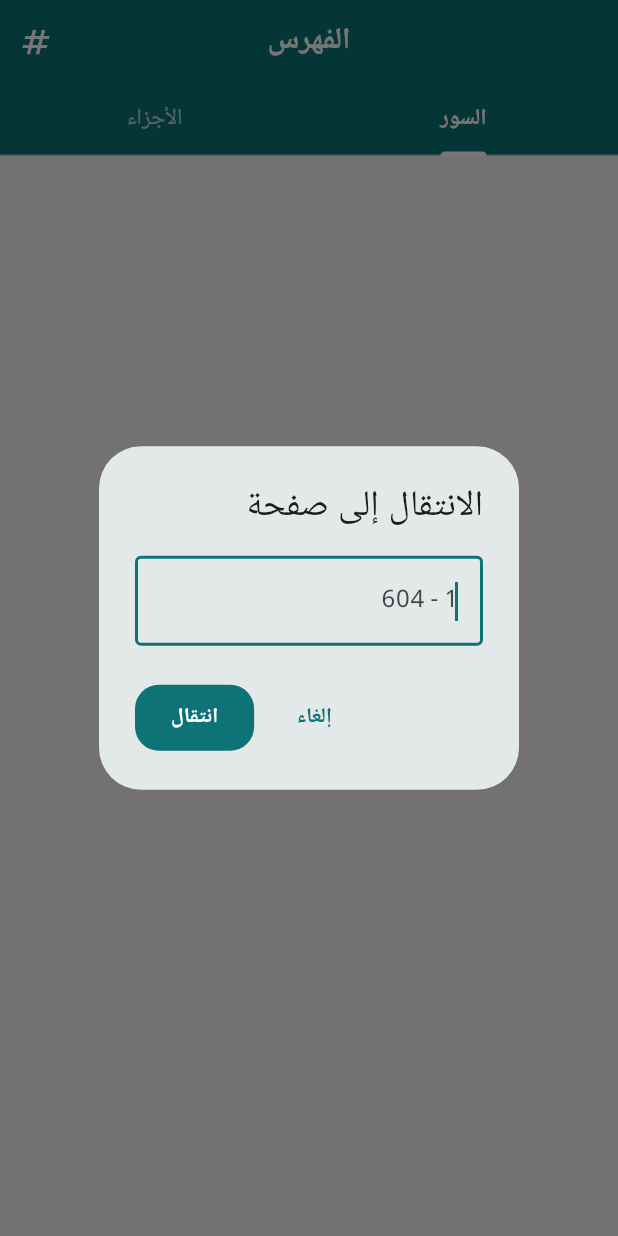
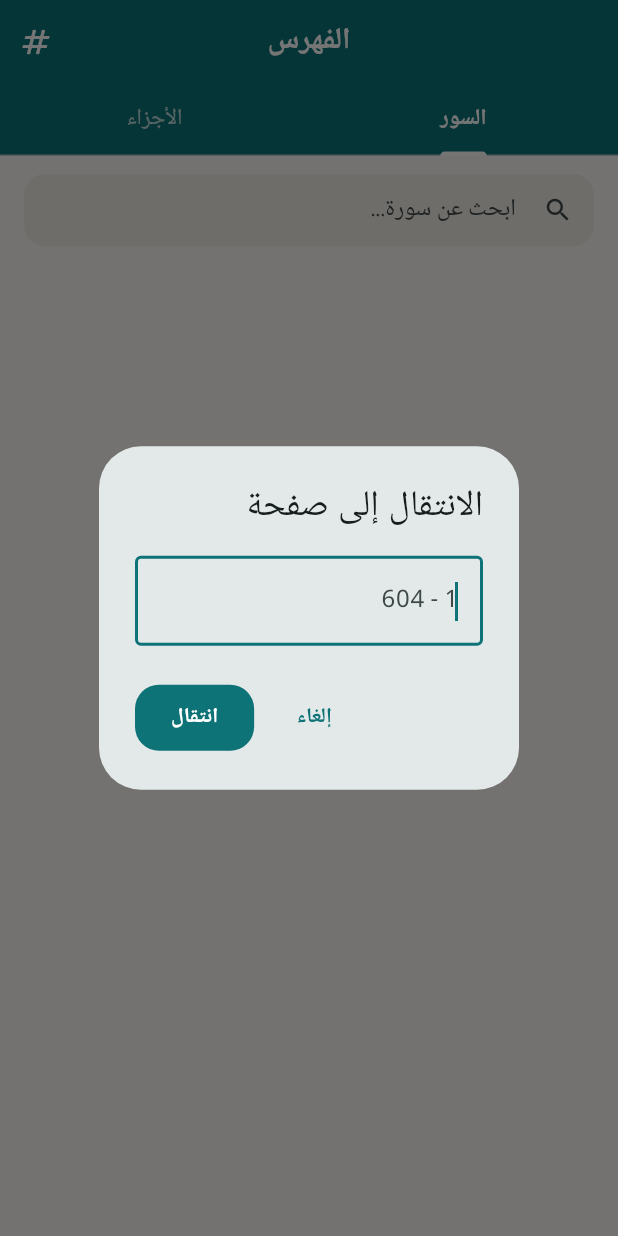
Before and after one commit to hedi-ghodhbane/qaloon, a Flutter app: the NavigationScreen screen opened by its route, after a tap on the "numbers" icon, on a phone screen of 412 x 824 dp. Run offline on Flutter 3.47's test engine with Material 3 defaults, Android fonts, the phone set to English and light mode, and no system bars; our stand-ins replace dio, drift, drift_flutter, fl_chart, flutter_riverpod, go_router; accounts and stored records are empty; generated files the repository leaves out were written again; Roboto replaces fonts that are missing (Noto Naskh Arabic).

Commit message:
Add search bar to surah list
Filters surahs by Arabic name, transliterated name, or number.
Real-time filtering with clear button. Extracted _SurahTile widget.

Co-Authored-By: Claude Opus 4.6 (1M context) <noreply@anthropic.com>

```diff
--- a/lib/features/navigation/surah_list.dart
+++ b/lib/features/navigation/surah_list.dart
@@ -5,6 +5,7 @@ import 'package:go_router/go_router.dart';
 import '../../core/db/app_database.dart';
 import '../../core/providers/db_provider.dart';
 import '../../core/providers/reader_providers.dart';
+import '../../shared/theme/colors.dart';
 import '../../shared/widgets/loading_indicator.dart';
 
 final allSurahsProvider = FutureProvider<List<SurahTableData>>((ref) {
@@ -12,35 +13,109 @@ final allSurahsProvider = FutureProvider<List<SurahTableData>>((ref) {
   return db.surahDao.getAllSurahs();
 });
 
-class SurahList extends ConsumerWidget {
+class SurahList extends ConsumerStatefulWidget {
   const SurahList({super.key});
 
   @override
-  Widget build(BuildContext context, WidgetRef ref) {
+  ConsumerState<SurahList> createState() => _SurahListState();
+}
+
+class _SurahListState extends ConsumerState<SurahList> {
+  final _searchController = TextEditingController();
+  String _query = '';
+
+  @override
+  void dispose() {
+    _searchController.dispose();
+    super.dispose();
+  }
+
+  List<SurahTableData> _filter(List<SurahTableData> surahs) {
+    if (_query.isEmpty) return surahs;
+    final q = _query.toLowerCase();
+    // Allow searching by number (e.g. "2" → Al-Baqarah)
+    final asNumber = int.tryParse(q);
+    return surahs.where((s) {
+      if (asNumber != null && s.id == asNumber) return true;
+      return s.nameArabic.contains(_query) ||
+          s.nameTransliterated.toLowerCase().contains(q);
+    }).toList();
+  }
+
+  @override
+  Widget build(BuildContext context) {
     final surahsAsync = ref.watch(allSurahsProvider);
 
     return surahsAsync.when(
       loading: () => const LoadingIndicator(),
       error: (e, _) => Center(child: Text('$e')),
-      data: (surahs) => ListView.separated(
+      data: (allSurahs) {
+        final surahs = _filter(allSurahs);
+        return Column(
+          children: [
+            // Search bar
+            Padding(
+              padding: const EdgeInsets.fromLTRB(16, 12, 16, 4),
+              child: TextField(
+                controller: _searchController,
+                onChanged: (v) => setState(() => _query = v),
+                decoration: InputDecoration(
+                  hintText: 'ابحث عن سورة...',
+                  prefixIcon: const Icon(Icons.search, size: 20),
+                  suffixIcon: _query.isNotEmpty
+                      ? IconButton(
+                          icon: const Icon(Icons.close, size: 18),
+                          onPressed: () {
+                            _searchController.clear();
+                            setState(() => _query = '');
+                          },
+                        )
+                      : null,
+                  filled: true,
+                  fillColor: AppColors.surfaceVariant,
+                  contentPadding: const EdgeInsets.symmetric(vertical: 10),
+                  border: OutlineInputBorder(
+                    borderRadius: BorderRadius.circular(14),
+                    borderSide: BorderSide.none,
+                  ),
+                ),
+              ),
+            ),
+            // Results
+            Expanded(
+              child: surahs.isEmpty
+                  ? const Center(child: Text('لا توجد نتائج'))
+                  : ListView.separated(
                       padding: const EdgeInsets.symmetric(vertical: 8),
                       itemCount: surahs.length,
-        separatorBuilder: (_, __) => const Divider(height: 1, indent: 72),
+                      separatorBuilder: (_, __) =>
+                          const Divider(height: 1, indent: 72),
                       itemBuilder: (context, index) {
                         final surah = surahs[index];
+                        return _SurahTile(surah: surah);
+                      },
+                    ),
+            ),
+          ],
+        );
+      },
+    );
+  }
+}
+
+class _SurahTile extends ConsumerWidget {
+  final SurahTableData surah;
+  const _SurahTile({required this.surah});
+
+  @override
+  Widget build(BuildContext context, WidgetRef ref) {
     return ListTile(
-            contentPadding: const EdgeInsets.symmetric(
-              horizontal: 16,
-              vertical: 4,
-            ),
+      contentPadding: const EdgeInsets.symmetric(horizontal: 16, vertical: 4),
       leading: Container(
         width: 44,
         height: 44,
         decoration: BoxDecoration(
-                color: Theme.of(context)
-                    .colorScheme
-                    .primary
-                    .withValues(alpha: 0.1),
+          color: Theme.of(context).colorScheme.primary.withValues(alpha: 0.1),
           borderRadius: BorderRadius.circular(12),
         ),
         alignment: Alignment.center,
@@ -69,16 +144,13 @@ class SurahList extends ConsumerWidget {
       onTap: () async {
         final riwayaId = ref.read(currentRiwayaIdProvider);
         final db = ref.read(appDatabaseProvider);
-              final page = await db.pageAyahIndexDao
-                  .getFirstPageOfSurah(surah.id, riwayaId);
+        final page =
+            await db.pageAyahIndexDao.getFirstPageOfSurah(surah.id, riwayaId);
         if (page != null && context.mounted) {
           ref.read(currentPageProvider.notifier).setPage(page);
           context.go('/');
         }
       },
     );
-        },
-      ),
-    );
   }
 }
```
Lines whose indentation alone changed are shown as unchanged.
